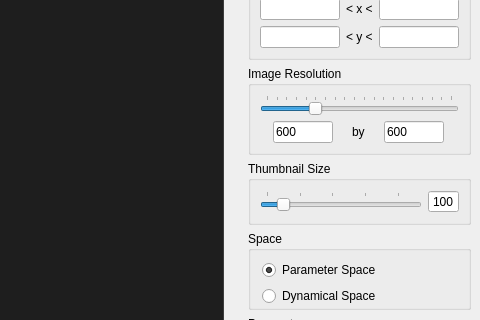
christian-mannes/it, file mainwindow.ui: the form before one commit; both pictures show x 800 to 1280 and y 88 to 408 of the 1280 by 768 pixel window.
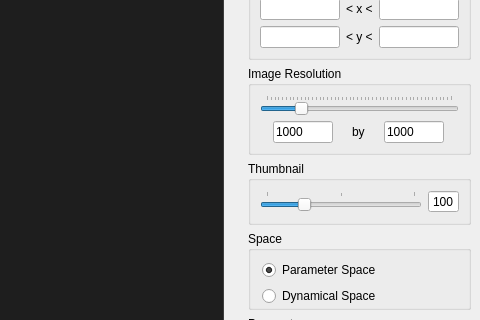
The form after the commit. Icons and pictures are not drawn. Custom widgets are drawn as their Qt base class.

The edit to the form file:
```diff
--- a/mainwindow.ui
+++ b/mainwindow.ui
@@ -594,7 +594,7 @@
             <number>100</number>
            </property>
            <property name="maximum">
-            <number>2000</number>
+            <number>5000</number>
            </property>
            <property name="singleStep">
             <number>100</number>
@@ -603,7 +603,7 @@
             <number>100</number>
            </property>
            <property name="value">
-            <number>600</number>
+            <number>1000</number>
            </property>
            <property name="orientation">
             <enum>Qt::Orientation::Horizontal</enum>
@@ -645,7 +645,7 @@
               </size>
              </property>
              <property name="text">
-              <string>600</string>
+              <string>1000</string>
              </property>
             </widget>
            </item>
@@ -689,7 +689,7 @@
               </size>
              </property>
              <property name="text">
-              <string>600</string>
+              <string>1000</string>
              </property>
              <property name="readOnly">
               <bool>true</bool>
@@ -704,9 +704,11 @@
       <item>
        <widget class="QGroupBox" name="thumb_grp">
         <property name="title">
-         <string>Thumbnail Size</string>
+         <string>Thumbnail</string>
         </property>
-        <layout class="QHBoxLayout" name="horizontalLayout_5">
+        <layout class="QVBoxLayout" name="verticalLayout_7">
+         <item>
+          <layout class="QHBoxLayout" name="horizontalLayout_3">
          <item>
           <widget class="QSlider" name="thumb_slider">
            <property name="sizePolicy">
@@ -719,7 +721,7 @@
             <number>50</number>
            </property>
            <property name="maximum">
-            <number>500</number>
+              <number>250</number>
            </property>
            <property name="singleStep">
             <number>50</number>
@@ -764,6 +766,8 @@
           </widget>
          </item>
         </layout>
+         </item>
+        </layout>
        </widget>
       </item>
       <item>
```
Left out of the diff: 2 changed lines with no effect on the pictures. Lines whose indentation alone changed are shown as unchanged.
